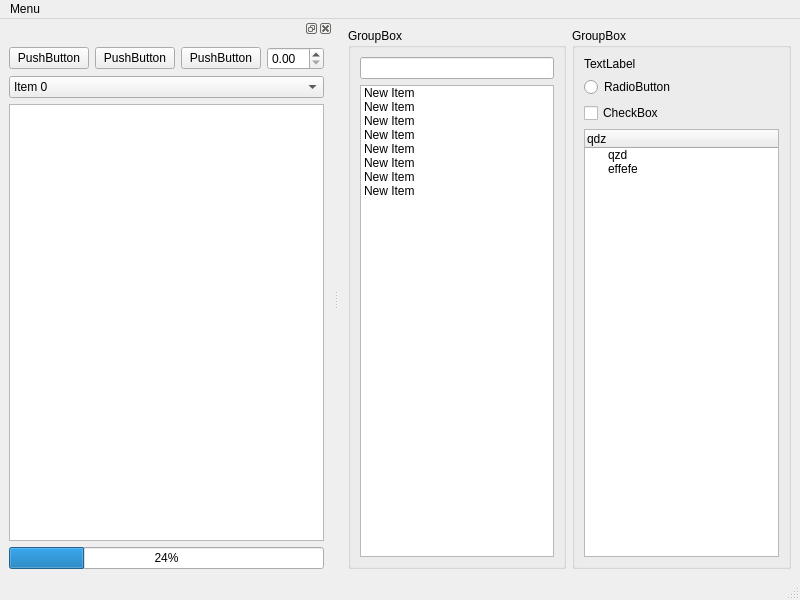
Qt form example/example.ui (ColinDuquesnoy/QDarkStyleSheet) before a commit.
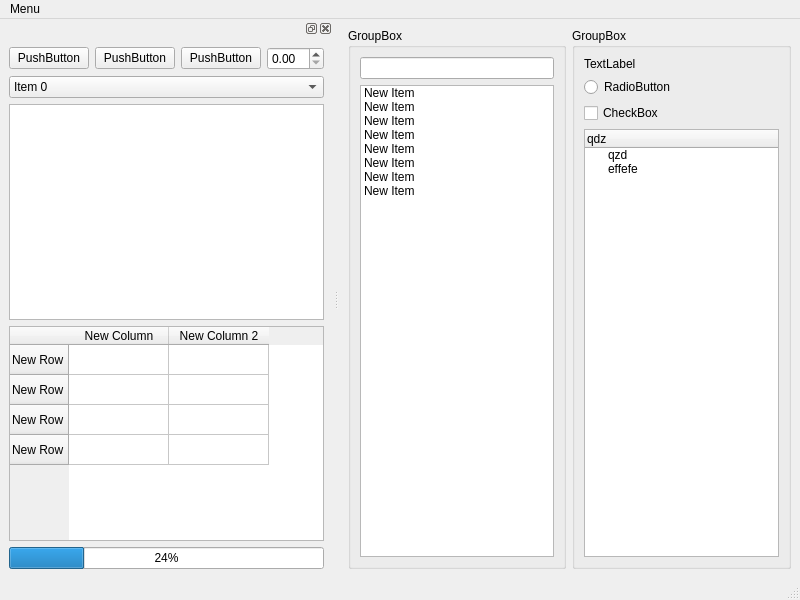
The same form after that commit.

Commit message:
#4 Add a QTableWidget to the examples
and a compile script for convenience

What changed in the file:
```diff
--- a/example/example.ui
+++ b/example/example.ui
@@ -200,6 +200,40 @@
        <item>
         <widget class="QTextEdit" name="textEdit"/>
        </item>
+       <item>
+        <widget class="QTableWidget" name="tableWidget">
+         <row>
+          <property name="text">
+           <string>New Row</string>
+          </property>
+         </row>
+         <row>
+          <property name="text">
+           <string>New Row</string>
+          </property>
+         </row>
+         <row>
+          <property name="text">
+           <string>New Row</string>
+          </property>
+         </row>
+         <row>
+          <property name="text">
+           <string>New Row</string>
+          </property>
+         </row>
+         <column>
+          <property name="text">
+           <string>New Column</string>
+          </property>
+         </column>
+         <column>
+          <property name="text">
+           <string>New Column 2</string>
+          </property>
+         </column>
+        </widget>
+       </item>
        <item>
         <widget class="QProgressBar" name="progressBar">
          <property name="value">
```
The commit also changes 6 other files.
